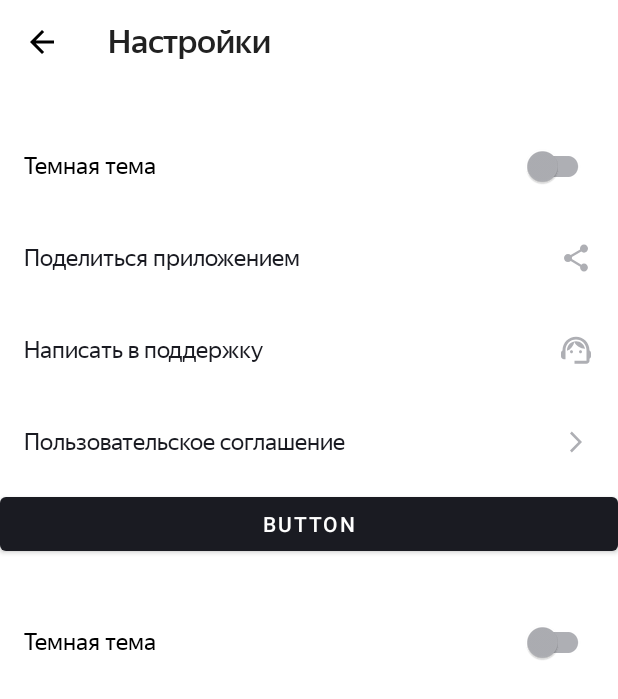
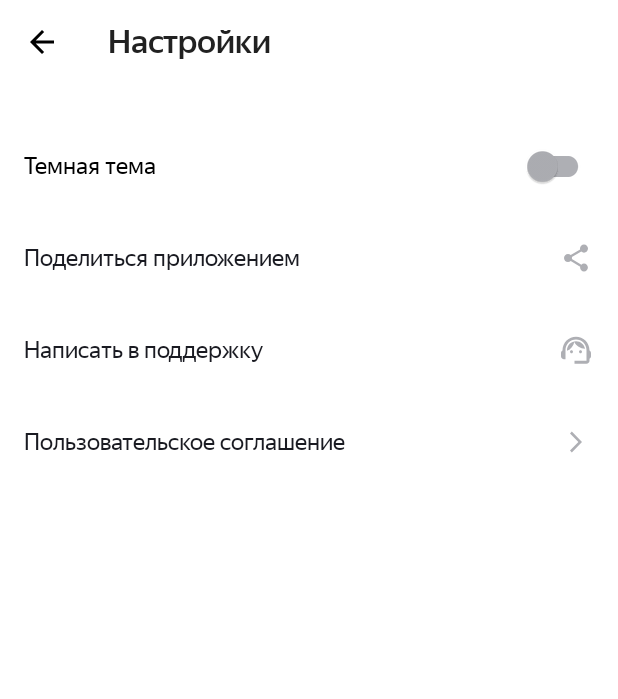
Before and after one commit to urbanrzhev/PlaylistMaker, an Android app: the SettingsActivity screen opened directly, with no data from a screen before it, on a phone screen of 412 x 824 dp. Shown: the top 699 px of the screen. Run offline under Robolectric (Android 15) with nearby library versions, the phone set to English and light mode, and no system bars.

Commit message:
Merge branch 'refs/heads/master' into dev
# Conflicts:
#	app/src/main/java/com/example/playlistmaker/SettingsActivity.kt

```diff
--- a/app/src/main/java/com/example/playlistmaker/App.kt
+++ b/app/src/main/java/com/example/playlistmaker/App.kt
@@ -28,7 +28,6 @@ class App : Application() {
                 AppCompatDelegate.MODE_NIGHT_NO
             }
         )
-        Log.v("my","switchTheme")
         setMyTheme(darkTheme)
     }
     fun getMyTheme():Boolean{
--- a/app/src/main/java/com/example/playlistmaker/MyChangeListener.kt
+++ /dev/null
@@ -1,5 +0,0 @@
-package com.example.playlistmaker
-
-object MyChangeListener {
-
-}
--- a/app/src/main/res/layout/activity_settings.xml
+++ b/app/src/main/res/layout/activity_settings.xml
@@ -33,16 +33,4 @@
         style="@style/textSettingActivity"
         android:text="@string/forward"
         android:drawableEnd="@drawable/forward"/>
-
-    <Button
-        android:id="@+id/button"
-        android:layout_width="match_parent"
-        android:layout_height="wrap_content"
-        android:text="Button" />
-    <com.google.android.material.switchmaterial.SwitchMaterial
-        android:id="@+id/themeSwitcher2"
-        style="@style/textSettingActivity"
-        android:layout_marginTop="24dp"
-        android:text="@string/night_theme"
-        android:theme="@style/Theme.MySwitch" />
 </LinearLayout>
```
Also changed, not shown: app/src/main/java/com/example/playlistmaker/LoadUrlSearch.kt (+12 -21 lines), app/src/main/java/com/example/playlistmaker/MediaLibraryActivity.kt (+5 -2 lines), app/src/main/java/com/example/playlistmaker/SearchActivity.kt (+25 -18 lines), app/src/main/java/com/example/playlistmaker/WorkSearch.kt (+6 -6 lines).
